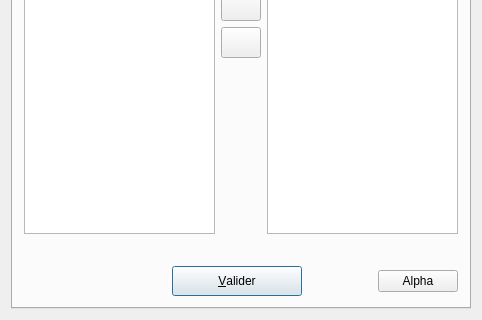
Old version of the form UiQT4/desPlusieursInto.ui in the repository SalomePlatform/eficas_tools; both pictures show x 0 to 482 and y 160 to 480 of the 482 by 480 pixel window.
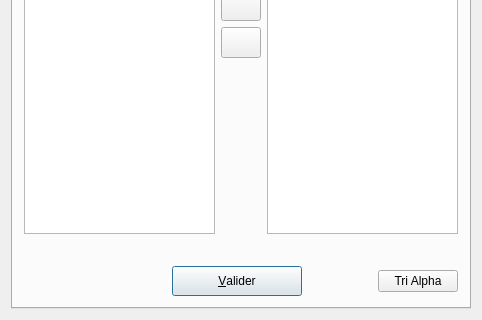
New version of the form. Icons and pictures are not drawn.

Patch:
```diff
--- a/UiQT4/desPlusieursInto.ui
+++ b/UiQT4/desPlusieursInto.ui
@@ -220,7 +220,7 @@
          <item>
           <widget class="QPushButton" name="BAlpha" >
            <property name="text" >
-            <string>Alpha</string>
+            <string>Tri Alpha</string>
            </property>
           </widget>
          </item>
```
